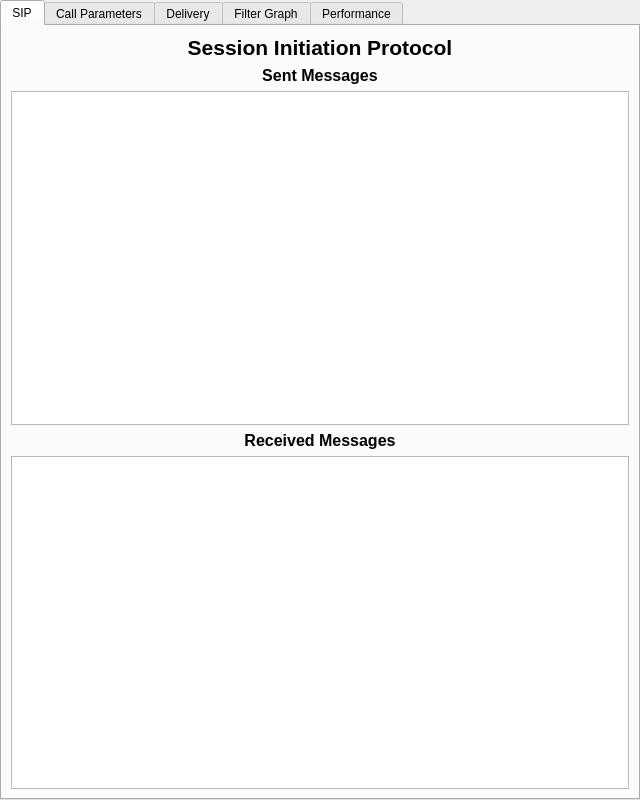
The window that ui/statisticswindow.ui (ultravideo/uvgComm) describes before a commit, drawn with Qt 5.
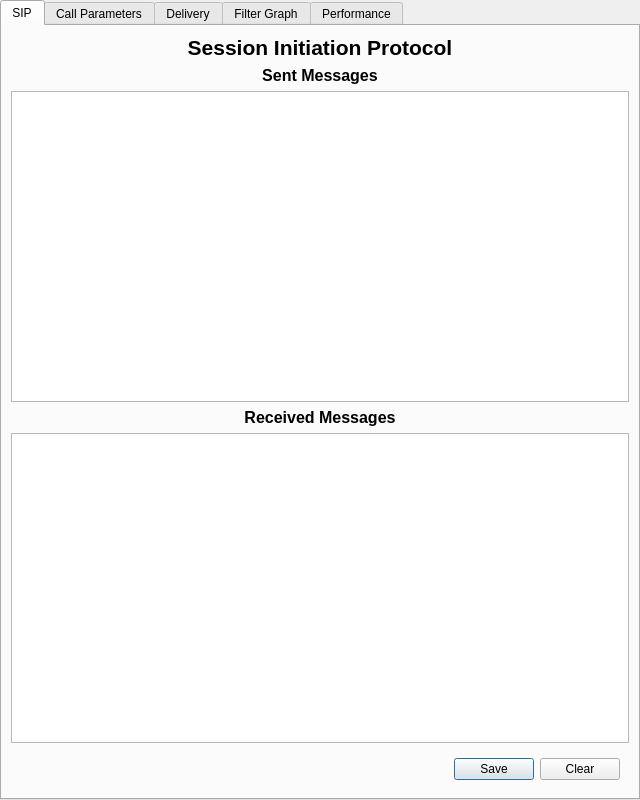
The same window after the commit. Custom widgets are drawn as their Qt base class.

Commit message: feature(GUI): Saving and clearing SIP log in StatisticsWindow

Patch:
```diff
--- a/ui/statisticswindow.ui
+++ b/ui/statisticswindow.ui
@@ -96,6 +96,39 @@
        <item>
         <widget class="QTableWidget" name="received_list"/>
        </item>
+       <item>
+        <widget class="QWidget" name="widget" native="true">
+         <layout class="QGridLayout" name="gridLayout_6">
+          <item row="0" column="1">
+           <widget class="QPushButton" name="save_button">
+            <property name="text">
+             <string>Save</string>
+            </property>
+           </widget>
+          </item>
+          <item row="0" column="2">
+           <widget class="QPushButton" name="clear_button">
+            <property name="text">
+             <string>Clear</string>
+            </property>
+           </widget>
+          </item>
+          <item row="0" column="0">
+           <spacer name="horizontalSpacer">
+            <property name="orientation">
+             <enum>Qt::Horizontal</enum>
+            </property>
+            <property name="sizeHint" stdset="0">
+             <size>
+              <width>40</width>
+              <height>20</height>
+             </size>
+            </property>
+           </spacer>
+          </item>
+         </layout>
+        </widget>
+       </item>
       </layout>
      </widget>
      <widget class="QWidget" name="parameters">
```
The commit also changes 2 other files.
